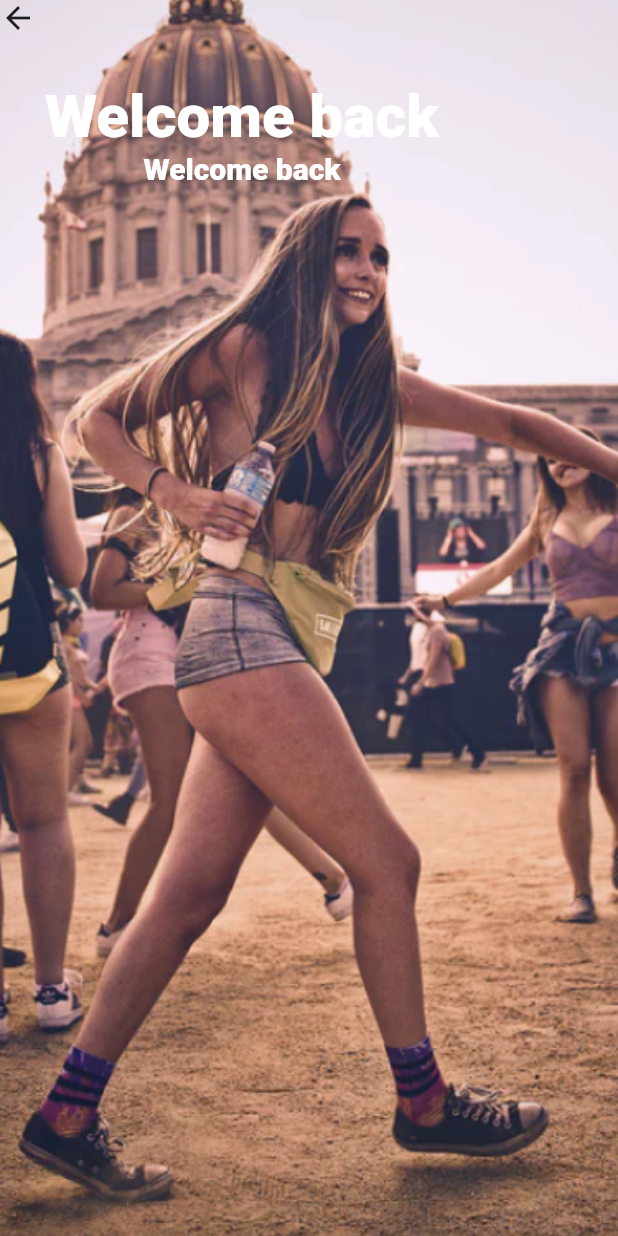
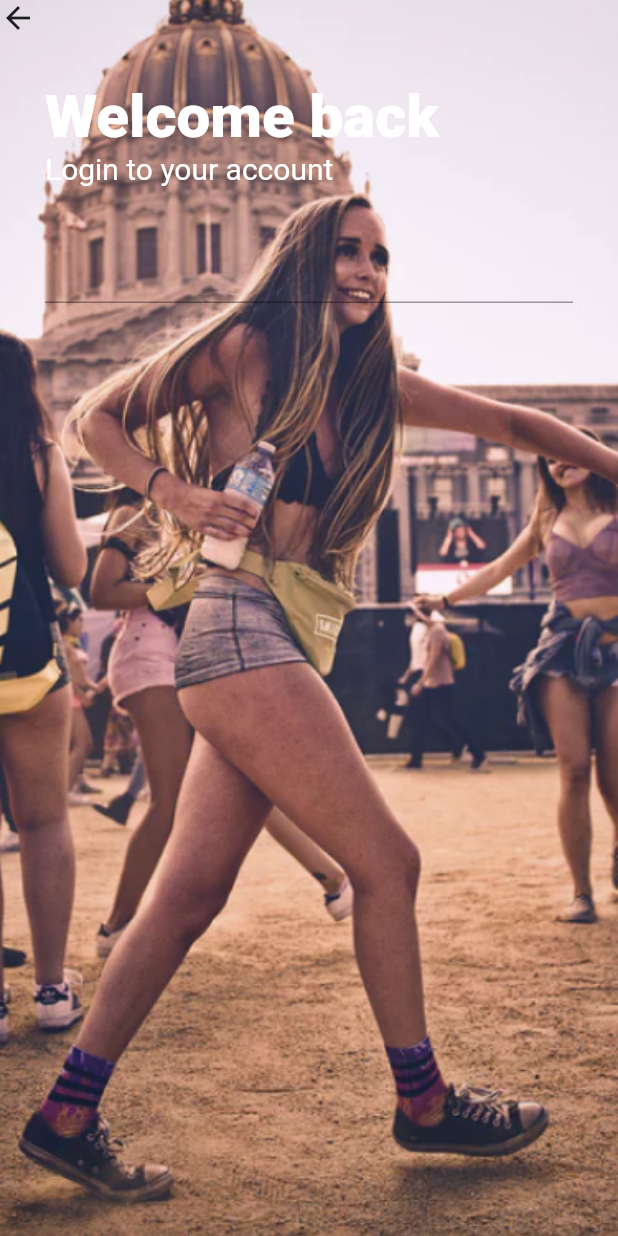
Before and after one commit to hhuuhang/social_newsfeed, a Flutter app: the LoginPage screen opened directly, on a phone screen of 412 x 824 dp. Run offline on Flutter 3.47's test engine with Material 2 defaults, Android fonts, the phone set to English and light mode, and no system bars; Roboto replaces fonts that are missing (Avenir).

Commit message:
edit login page

```diff
--- a/lib/modules/02_login/page/login_page.dart
+++ b/lib/modules/02_login/page/login_page.dart
@@ -1,6 +1,6 @@
 import 'package:flutter/material.dart';
-import 'package:flutter/src/foundation/key.dart';
 import 'package:flutter/src/widgets/framework.dart';
+import 'package:social_newsfeed/modules/02_login/widgets/text_field_custom.dart';
 import 'package:social_newsfeed/themes/app_fonts.dart';
 
 class LoginPage extends StatelessWidget {
@@ -34,7 +34,8 @@ class LoginPage extends StatelessWidget {
               Padding(
                 padding: const EdgeInsets.all(30),
                 child: Column(
-                  children: [
+                  crossAxisAlignment: CrossAxisAlignment.start,
+                  children: const [
                     Text(
                       "Welcome back",
                       style: TextStyle(
@@ -45,14 +46,20 @@ class LoginPage extends StatelessWidget {
                       ),
                     ),
                     Text(
-                      "Welcome back",
+                      "Login to your account",
                       style: TextStyle(
                         fontFamily: AppFonts.avenir,
                         fontSize: 20,
-                        fontWeight: FontWeight.w900,
                         color: Colors.white,
                       ),
                     ),
+                    SizedBox(
+                      height: 30,
+                    ),
+                    TextField(),
+                    // CustomTextField(
+                    //   hint: "Email",
+                    // ),
                   ],
                 ),
               ),
```
Also changed, not shown: lib/modules/02_login/widgets/text_field_custom.dart (added, +76 -0 lines).
